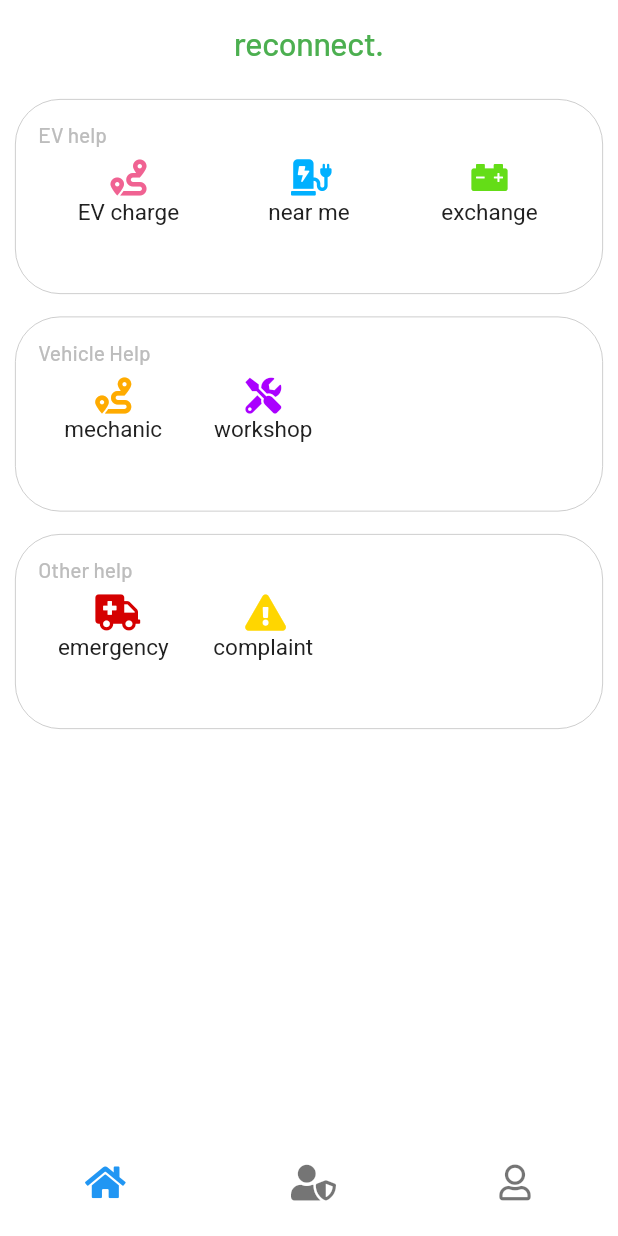
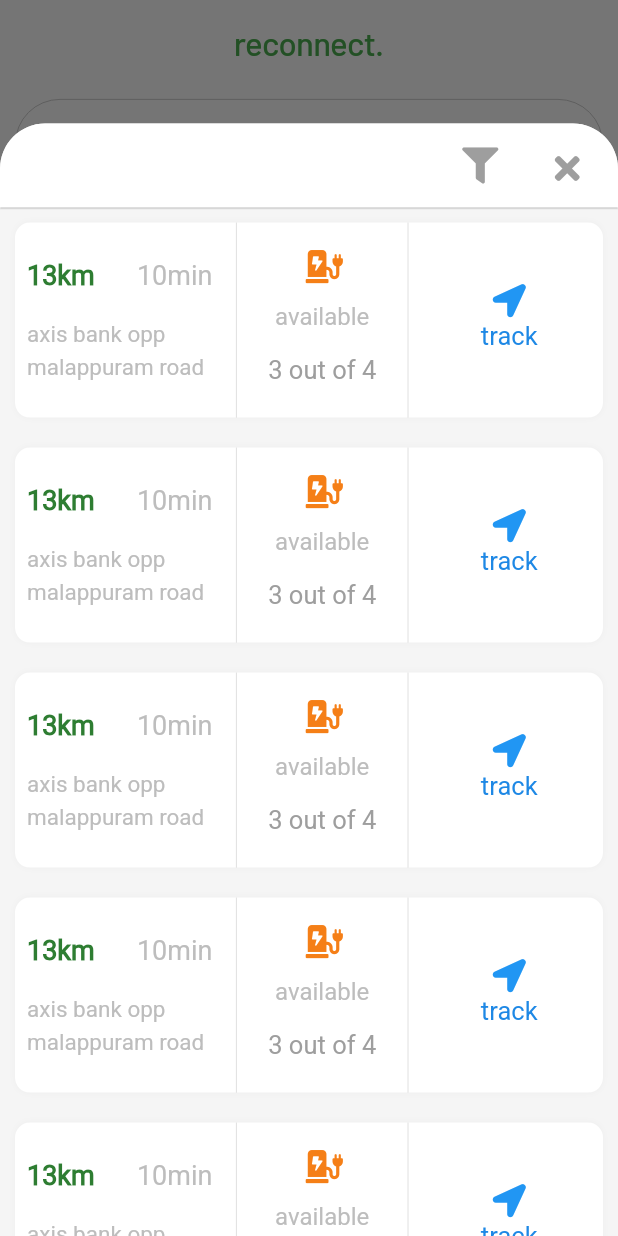
Before and after one commit to Suramack/Project_Reconnect, a Flutter app: the screen it shows after launch, after a tap on "near me", on a phone screen of 412 x 824 dp. Run offline on Flutter 3.47's test engine with Material 2 defaults, Android fonts, the phone set to English and light mode, and no system bars; our stand-ins replace fluttertoast, font_awesome_flutter.

Commit message:
nearme bottom sheet design completed

```diff
--- a/lib/screens/user_screen/components/text_style.dart
+++ b/lib/screens/user_screen/components/text_style.dart
@@ -1,3 +1,4 @@
+import 'package:flutter/cupertino.dart';
 import 'package:flutter/material.dart';
 
 TextStyle appBarTitleStyle() => const TextStyle(
@@ -41,3 +42,34 @@ TextStyle workersButtonTextStyle() => const TextStyle(
       fontFamily: 'Heebo',
       fontSize: 18,
     );
+TextStyle nearMeDistance() => TextStyle(
+      color: Colors.green.shade800,
+      fontFamily: 'Heebo',
+      fontSize: 18,
+      fontWeight: FontWeight.bold,
+    );
+TextStyle nearMeEstTime() => TextStyle(
+      color: Colors.grey.shade400,
+      fontFamily: 'Heebo',
+      fontSize: 18,
+    );
+TextStyle nearMeAddress() => TextStyle(
+      color: Colors.grey.shade400,
+      fontFamily: 'Heebo',
+      fontSize: 15,
+    );
+TextStyle availableTextStyle() => TextStyle(
+      color: Colors.grey.shade400,
+      fontSize: 16,
+      fontFamily: 'Heebo',
+    );
+TextStyle availableStatus() => TextStyle(
+      color: Colors.grey.shade500,
+      fontSize: 17,
+      fontFamily: 'Heebo',
+    );
+TextStyle trackTextStyle() => TextStyle(
+      color: Colors.blue.shade600,
+      fontSize: 17,
+      fontFamily: 'Heebo',
+    );
--- a/lib/screens/user_screen/ev_charge/ev_charge_button.dart
+++ b/lib/screens/user_screen/ev_charge/ev_charge_button.dart
@@ -34,22 +34,7 @@ void evChargeButton(BuildContext context, Size size) {
               actions: [
                 IconButton(
                   tooltip: 'sort',
-                  onPressed: () => showDialog(
-                    context: context,
-                    builder: (context) => AlertDialog(
-                      title: const Text('Sort the range'),
-                      actions: [
-                        ElevatedButton(
-                          onPressed: () => Navigator.pop(context),
-                          child: const Text('Cance'),
-                        ),
-                        ElevatedButton(
-                          onPressed: () => Navigator.pop(context),
-                          child: const Text('Ok'),
-                        ),
-                      ],
-                    ),
-                  ),
+                  onPressed: () => sortDialogBox(context),
                   icon: Icon(
                     FontAwesomeIcons.filter,
                     color: Colors.grey.shade500,
@@ -68,8 +53,7 @@ void evChargeButton(BuildContext context, Size size) {
                 )
               ],
             ),
-            SizedBox(
-              height: size.height * 0.8,
+            Expanded(
               child: ListView.builder(
                 controller: controller,
                 itemCount: 7,
@@ -106,6 +90,7 @@ void evChargeButton(BuildContext context, Size size) {
                             ],
                           ),
                         ),
+
                         //distance and estimate time
 
                         Padding(
@@ -216,3 +201,22 @@ void evChargeButton(BuildContext context, Size size) {
     ),
   );
 }
+
+Future<dynamic> sortDialogBox(BuildContext context) {
+  return showDialog(
+    context: context,
+    builder: (context) => AlertDialog(
+      title: const Text('Sort the range'),
+      actions: [
+        ElevatedButton(
+          onPressed: () => Navigator.pop(context),
+          child: const Text('Cance'),
+        ),
+        ElevatedButton(
+          onPressed: () => Navigator.pop(context),
+          child: const Text('Ok'),
+        ),
+      ],
+    ),
+  );
+}
--- a/lib/screens/user_screen/home.dart
+++ b/lib/screens/user_screen/home.dart
@@ -2,6 +2,7 @@ import 'package:flutter/material.dart';
 import 'package:font_awesome_flutter/font_awesome_flutter.dart';
 import 'package:reconnect/screens/user_screen/components/text_style.dart';
 import 'package:reconnect/screens/user_screen/ev_charge/ev_charge_button.dart';
+import 'package:reconnect/screens/user_screen/near_me/near_me.dart';
 
 class UserHome extends StatefulWidget {
   const UserHome({Key? key}) : super(key: key);
@@ -64,8 +65,7 @@ class _UserHomeState extends State<UserHome> {
                       SizedBox(
                         width: 100,
                         child: TextButton(
-                          style: ButtonStyle(),
-                          onPressed: () => null,
+                          onPressed: () => nearMe(context, size),
                           child: Column(
                             children: [
                               Icon(
@@ -83,7 +83,6 @@ class _UserHomeState extends State<UserHome> {
                       SizedBox(
                         width: 100,
                         child: TextButton(
-                          style: ButtonStyle(),
                           onPressed: () => null,
                           child: Column(
                             children: [
--- a/lib/screens/user_screen/home_screen.dart
+++ b/lib/screens/user_screen/home_screen.dart
@@ -14,8 +14,8 @@ class _UserHomeScreenState extends State<UserHomeScreen> {
   int bottomNaivationIndex = 0;
   List<Widget> home = [
     UserHome(),
-    Text(''),
-    Text(''),
+    Text('sheild'),
+    Text('profile'),
   ];
 
   void setBottomNavigationIndex(int value) {
--- /dev/null
+++ b/lib/screens/user_screen/near_me/near_me.dart
@@ -0,0 +1,187 @@
+import 'package:flutter/material.dart';
+import 'package:font_awesome_flutter/font_awesome_flutter.dart';
+import 'package:reconnect/screens/user_screen/components/text_style.dart';
+import 'package:reconnect/screens/user_screen/ev_charge/ev_charge_button.dart';
+
+void nearMe(BuildContext context, Size size) {
+  showModalBottomSheet(
+    backgroundColor: Colors.transparent,
+    isScrollControlled: true,
+    context: context,
+    builder: (context) => StatefulBuilder(
+      builder: (context, setState) => Container(
+        decoration: BoxDecoration(
+          color: Colors.grey.shade100,
+          borderRadius: const BorderRadius.only(
+            topLeft: Radius.circular(30),
+            topRight: Radius.circular(30),
+          ),
+        ),
+        height: size.height * 0.9,
+        child: Column(
+          children: [
+            AppBar(
+              backgroundColor: Colors.white,
+              elevation: 0.4,
+              automaticallyImplyLeading: false,
+              shape: const RoundedRectangleBorder(
+                borderRadius: BorderRadius.only(
+                  topLeft: Radius.circular(30),
+                  topRight: Radius.circular(30),
+                ),
+              ),
+              actions: [
+                IconButton(
+                  tooltip: 'sort',
+                  onPressed: () => showDialog(
+                    context: context,
+                    builder: (context) => AlertDialog(
+                      title: const Text('sort distance'),
+                      actions: [
+                        ElevatedButton(
+                          onPressed: () => Navigator.pop(context),
+                          child: const Text('Cancel'),
+                        ),
+                        ElevatedButton(
+                          onPressed: () => setState(() {
+                            Navigator.pop(context);
+                          }),
+                          child: const Text('Ok'),
+                        ),
+                      ],
+                    ),
+                  ),
+                  icon: Icon(
+                    FontAwesomeIcons.filter,
+                    color: Colors.grey.shade500,
+                  ),
+                ),
+                Padding(
+                  padding: const EdgeInsets.all(10),
+                  child: IconButton(
+                    onPressed: () => Navigator.pop(context),
+                    tooltip: 'close',
+                    icon: Icon(
+                      FontAwesomeIcons.times,
+                      color: Colors.grey.shade500,
+                    ),
+                  ),
+                )
+              ],
+            ),
+            Expanded(
+              child: ListView.builder(
+                controller: controller,
+                itemCount: 15,
+                itemBuilder: (context, index) => Padding(
+                  padding: const EdgeInsets.all(10),
+                  child: Container(
+                    height: 130,
+                    decoration: BoxDecoration(
+                      color: Colors.white,
+                      borderRadius: BorderRadius.circular(10),
+                      boxShadow: [
+                        BoxShadow(color: Colors.grey.shade200, blurRadius: 3)
+                      ],
+                    ),
+                    child: Row(
+                      children: [
+                        //Distance time and address
+                        Padding(
+                          padding: const EdgeInsets.all(8.0),
+                          child: SizedBox(
+                            width: size.width * 0.3,
+                            child: Column(
+                              mainAxisAlignment: MainAxisAlignment.spaceEvenly,
+                              children: [
+                                Row(
+                                  mainAxisAlignment:
+                                      MainAxisAlignment.spaceBetween,
+                                  children: [
+                                    Text(
+                                      '13km',
+                                      style: nearMeDistance(),
+                                    ),
+                                    Text(
+                                      '10min',
+                                      style: nearMeEstTime(),
+                                    ),
+                                  ],
+                                ),
+                                //address of the charging point
+                                Text(
+                                  'axis bank opp malappuram road',
+                                  style: nearMeAddress(),
+                                  maxLines: 2,
+                                  textAlign: TextAlign.left,
+                                  overflow: TextOverflow.ellipsis,
+                                )
+                              ],
+                            ),
+                          ),
+                        ),
+                        const VerticalDivider(),
+                        //available port
+                        Padding(
+                          padding: const EdgeInsets.all(8.0),
+                          child: SizedBox(
+                            width: size.width * 0.2,
+                            child: Column(
+                              mainAxisAlignment: MainAxisAlignment.spaceEvenly,
+                              children: [
+                                Icon(
+                                  FontAwesomeIcons.chargingStation,
+                                  color: Colors.yellow.shade900,
+                                  size: 22,
+                                ),
+                                Text(
+                                  'available',
+                                  style: availableTextStyle(),
+                                ),
+                                // status of charging points From API
+                                Text(
+                                  '3 out of 4',
+                                  style: availableStatus(),
+                                )
+                              ],
+                            ),
+                          ),
+                        ),
+                        const VerticalDivider(),
+                        //track
+                        Padding(
+                          padding: const EdgeInsets.all(8.0),
+                          child: Container(
+                            width: size.width * 0.25,
+                            height: 70,
+                            alignment: Alignment.center,
+                            child: TextButton(
+                              onPressed: () => Navigator.pop(context),
+                              child: Column(
+                                mainAxisAlignment: MainAxisAlignment.center,
+                                children: [
+                                  const Icon(
+                                    FontAwesomeIcons.locationArrow,
+                                    size: 22,
+                                  ),
+                                  Text(
+                                    'track',
+                                    style: trackTextStyle(),
+                                  ),
+                                ],
+                              ),
+                            ),
+                          ),
+                        ),
+                      ],
+                    ),
+                  ),
+                ),
+              ),
+            )
+          ],
+        ),
+      ),
+    ),
+  );
+}
```
